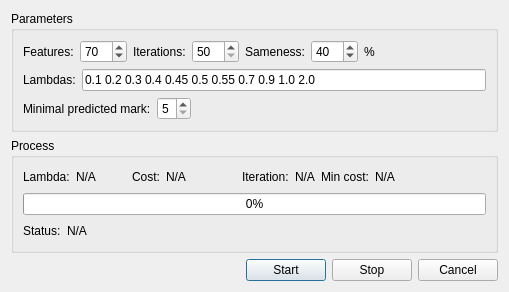
a-pavlov/fantlab, file app/octave/octavedlg.ui: the form before one commit.
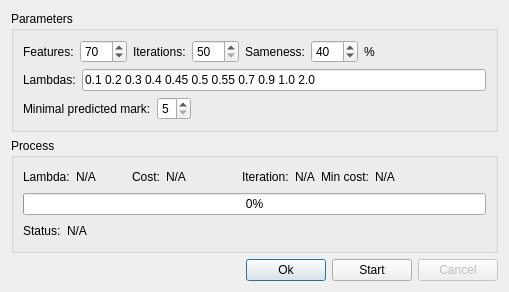
The form after the commit.

Commit message: Refactor octave dialog, fix file open dialog behavior

```diff
--- a/app/octave/octavedlg.ui
+++ b/app/octave/octavedlg.ui
@@ -351,6 +351,13 @@
        </property>
       </spacer>
      </item>
+     <item>
+      <widget class="QPushButton" name="btnOk">
+       <property name="text">
+        <string>Ok</string>
+       </property>
+      </widget>
+     </item>
      <item>
       <widget class="QPushButton" name="btnStart">
        <property name="text">
@@ -358,15 +365,11 @@
        </property>
       </widget>
      </item>
-     <item>
-      <widget class="QPushButton" name="btnStop">
-       <property name="text">
-        <string>Stop</string>
-       </property>
-      </widget>
-     </item>
      <item>
       <widget class="QPushButton" name="btnCancel">
+       <property name="enabled">
+        <bool>false</bool>
+       </property>
        <property name="text">
         <string>Cancel</string>
        </property>
```
The commit also changes 4 other files.
